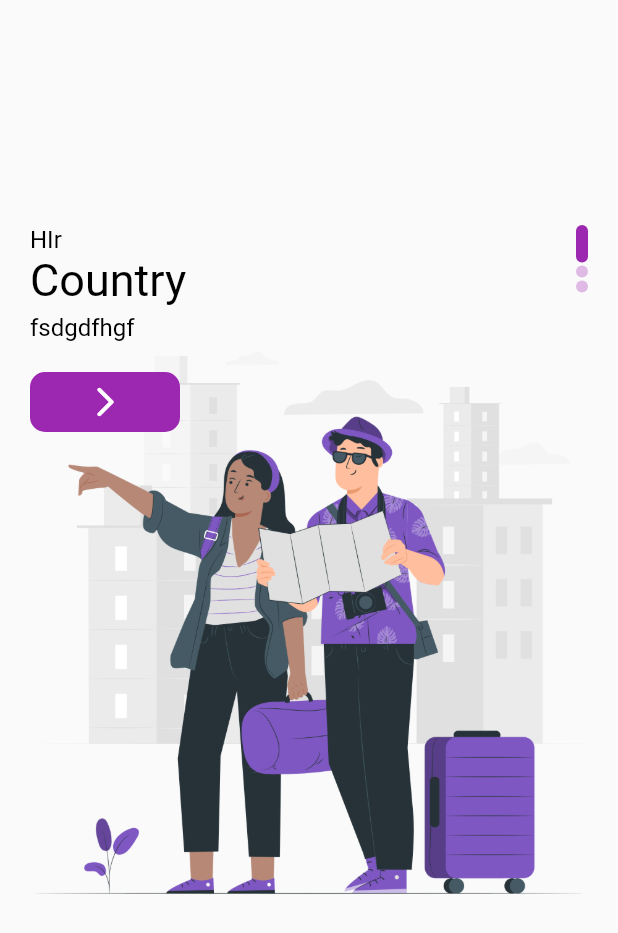
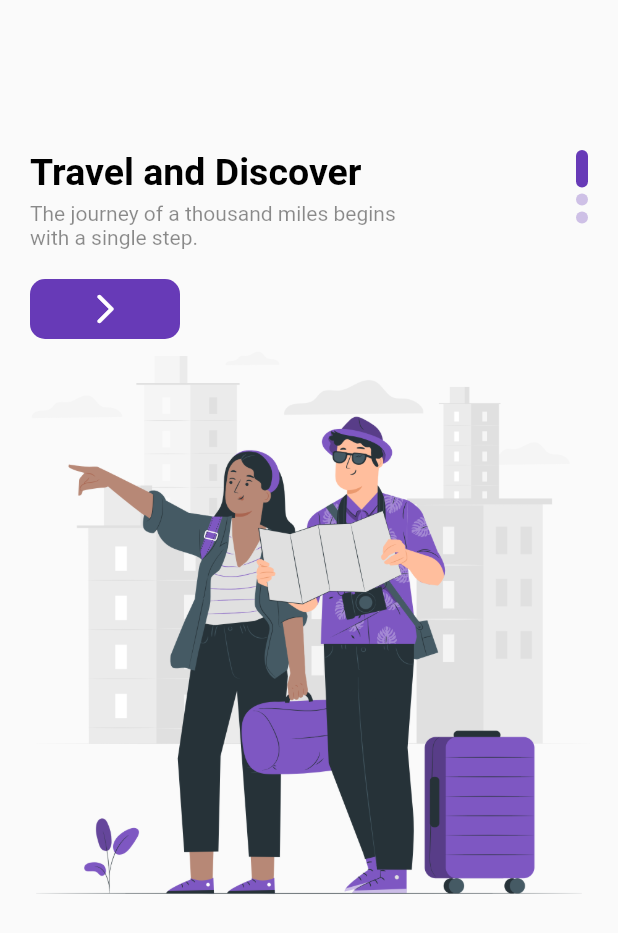
Before and after one commit to BiscochoChloie/travelapp_bloc_cubit, a Flutter app: the screen it shows after launch, on a phone screen of 412 x 824 dp. Shown: the top 933 px of the screen. Run offline on Flutter 3.47's test engine with Material 2 defaults, Android fonts, the phone set to English and light mode, and no system bars.

Commit message:
Add. welcome page

```diff
--- a/lib/pages/welcome_page.dart
+++ b/lib/pages/welcome_page.dart
@@ -31,22 +31,24 @@
                             AssetImage("assets/images/" + welcomeimages[index]),
                         fit: BoxFit.scaleDown)),
                 child: Container(
-                  margin: const EdgeInsets.only(top: 150, left: 20, right: 20),
+                  margin: const EdgeInsets.only(top: 100, left: 20, right: 20),
                   child: Row(
                       mainAxisAlignment: MainAxisAlignment.spaceBetween,
                       children: [
                         Column(
                           crossAxisAlignment: CrossAxisAlignment.start,
                           children: [
-                            const MediumTextWidget(text: "HIr"),
-                            const MediumTextWidget(
-                              text: "Country",
-                              size: 30,
-                            ),
+                            const BoldTextWidget(
+                                text: "Travel and Discover", size: 25),
                             const SizedBox(height: 5),
                             const SizedBox(
                               width: 250,
-                              child: MediumTextWidget(text: "fsdgdfhgf"),
+                              child: MediumTextWidget(
+                                text:
+                                    "The journey of a thousand miles begins with a single step.",
+                                color: Colors.black45,
+                                size: 14,
+                              ),
                             ),
                             const SizedBox(height: 20),
                             ButtonWidget(
@@ -57,14 +59,14 @@
                         Column(
                           children: List.generate(3, (indexDots) {
                             return Container(
-                              margin: const EdgeInsets.only(bottom: 2),
+                              margin: const EdgeInsets.only(bottom: 4),
                               width: 8,
                               height: index == indexDots ? 25 : 8,
                               decoration: BoxDecoration(
                                   borderRadius: BorderRadius.circular(8),
                                   color: index == indexDots
-                                      ? Colors.purple
-                                      : Colors.purple.withOpacity(0.3)),
+                                      ? Colors.deepPurple
+                                      : Colors.deepPurple.withOpacity(0.3)),
                             );
                           }),
                         )
--- a/lib/widget/button_widget.dart
+++ b/lib/widget/button_widget.dart
@@ -11,7 +11,7 @@
       width: width,
       height: 40,
       decoration: BoxDecoration(
-          borderRadius: BorderRadius.circular(10), color: Colors.purple),
+          borderRadius: BorderRadius.circular(10), color: Colors.deepPurple),
       child: Row(
         mainAxisAlignment: MainAxisAlignment.center,
         children: const [
--- a/lib/widget/text_widget.dart
+++ b/lib/widget/text_widget.dart
@@ -23,16 +23,21 @@
   final double size;
   final String text;
   final Color color;
+  final FontWeight? fontweight;
 
   const MediumTextWidget(
-      {Key? key, this.size = 16, required this.text, this.color = Colors.black})
+      {Key? key,
+      this.size = 12,
+      required this.text,
+      this.color = Colors.black,
+      this.fontweight})
       : super(key: key);
 
   @override
   Widget build(BuildContext context) {
     return Text(
       text,
-      style: TextStyle(color: color, fontSize: size),
+      style: TextStyle(color: color, fontSize: size, fontWeight: fontweight),
     );
   }
 }
```
